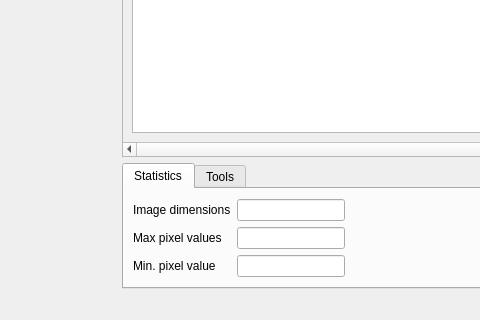
Before: the Qt Designer form src/astrobench.ui in steveicarus/astrobench, drawn with Qt 5; both pictures show x 93 to 573 and y 454 to 774 of the 1001 by 774 pixel window.
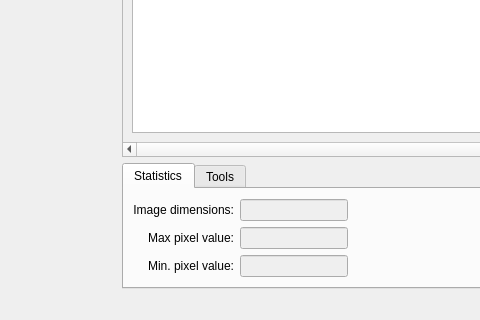
After: the same form once the commit is applied.

Commit message: Show stats for displayed image.

The edit to the form file:
```diff
--- a/src/astrobench.ui
+++ b/src/astrobench.ui
@@ -138,12 +138,18 @@
                  </sizepolicy>
                 </property>
                 <property name="text">
-                 <string>Image dimensions</string>
+                 <string>Image dimensions:</string>
+                </property>
+                <property name="alignment">
+                 <set>Qt::AlignRight|Qt::AlignTrailing|Qt::AlignVCenter</set>
                 </property>
                </widget>
               </item>
               <item row="0" column="1">
-               <widget class="QLineEdit" name="lineEdit_3">
+               <widget class="QLineEdit" name="stats_dimensions">
+                <property name="enabled">
+                 <bool>false</bool>
+                </property>
                 <property name="sizePolicy">
                  <sizepolicy hsizetype="Preferred" vsizetype="Fixed">
                   <horstretch>0</horstretch>
@@ -161,12 +167,18 @@
                  </sizepolicy>
                 </property>
                 <property name="text">
-                 <string>Max pixel values</string>
+                 <string>Max pixel value:</string>
+                </property>
+                <property name="alignment">
+                 <set>Qt::AlignRight|Qt::AlignTrailing|Qt::AlignVCenter</set>
                 </property>
                </widget>
               </item>
               <item row="1" column="1">
-               <widget class="QLineEdit" name="lineEdit">
+               <widget class="QLineEdit" name="stats_max">
+                <property name="enabled">
+                 <bool>false</bool>
+                </property>
                 <property name="sizePolicy">
                  <sizepolicy hsizetype="Preferred" vsizetype="Fixed">
                   <horstretch>0</horstretch>
@@ -184,12 +196,18 @@
                  </sizepolicy>
                 </property>
                 <property name="text">
-                 <string>Min. pixel value</string>
+                 <string>Min. pixel value:</string>
+                </property>
+                <property name="alignment">
+                 <set>Qt::AlignRight|Qt::AlignTrailing|Qt::AlignVCenter</set>
                 </property>
                </widget>
               </item>
               <item row="2" column="1">
-               <widget class="QLineEdit" name="lineEdit_2">
+               <widget class="QLineEdit" name="stats_min">
+                <property name="enabled">
+                 <bool>false</bool>
+                </property>
                 <property name="sizePolicy">
                  <sizepolicy hsizetype="Preferred" vsizetype="Fixed">
                   <horstretch>0</horstretch>
```
Left out of the diff: 2 changed lines with no effect on the pictures. The commit also changes 1 other file.
